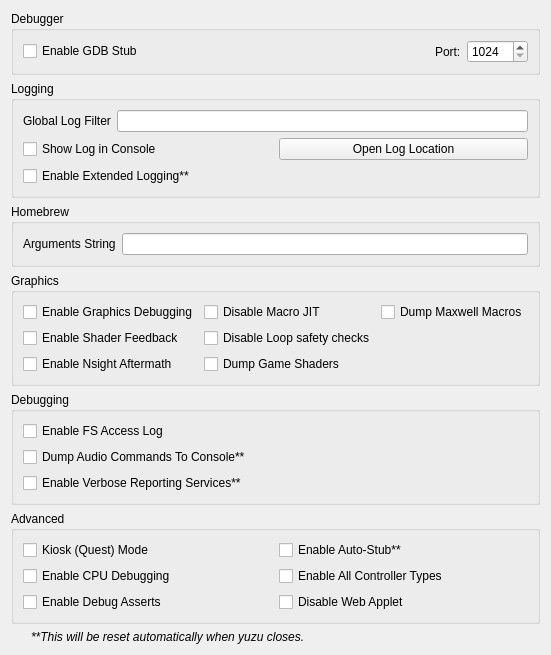
Old version of the form src/yuzu/configuration/configure_debug.ui in the repository QuantumGhost/yuzu.
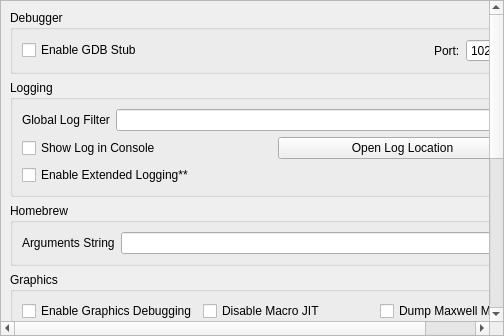
New version of the form.

The edit to the form file:
```diff
--- a/src/yuzu/configuration/configure_debug.ui
+++ b/src/yuzu/configuration/configure_debug.ui
@@ -1,7 +1,11 @@
 <?xml version="1.0" encoding="UTF-8"?>
 <ui version="4.0">
  <class>ConfigureDebug</class>
- <widget class="QWidget" name="ConfigureDebug">
+ <widget class="QScrollArea" name="ConfigureDebug">
+  <property name="widgetResizable">
+   <bool>true</bool>
+  </property>
+ <widget class="QWidget">
   <layout class="QVBoxLayout" name="verticalLayout_1">
     <item>
       <layout class="QVBoxLayout" name="verticalLayout_2">
@@ -321,6 +325,7 @@
     </widget>
    </item>
   </layout>
+ </widget>
  </widget>
  <tabstops>
   <tabstop>log_filter_edit</tabstop>
```
